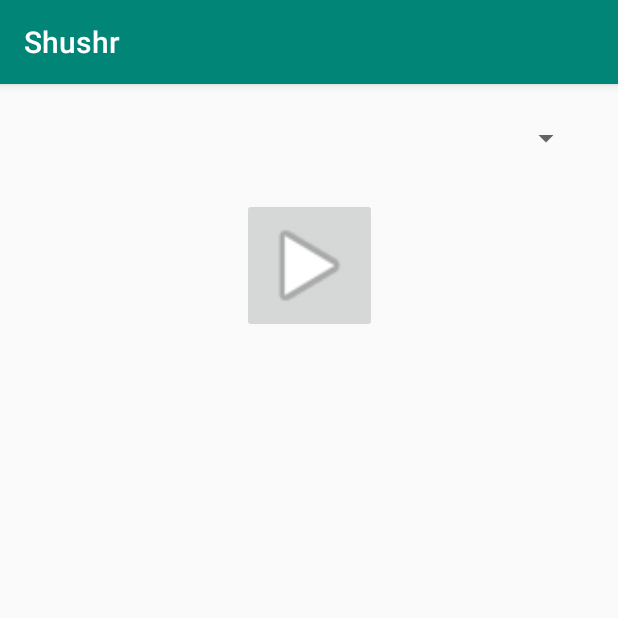
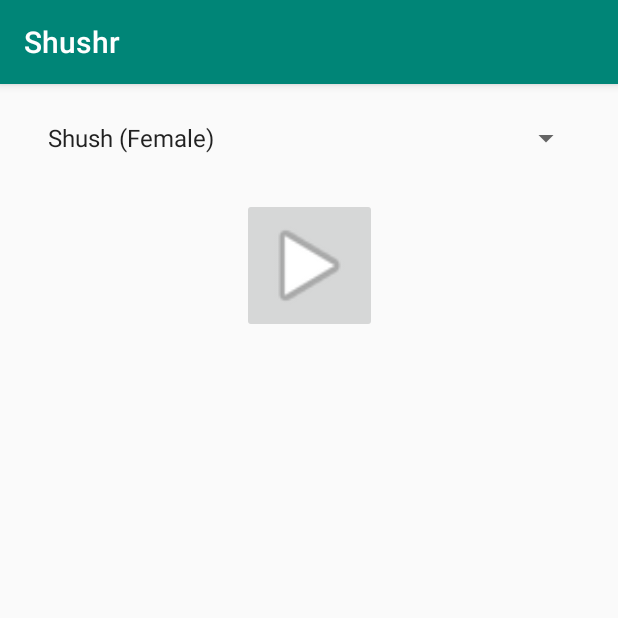
Before and after one commit to ekimsey/shushr, an Android app: the screen it shows after launch (MainActivity), on a phone screen of 412 x 824 dp, the top half of it. Run offline under Robolectric (Android 15) with nearby library versions, the phone set to English and light mode, and no system bars.

Commit message:
Play/Pause function. Added looping audio. Added track list.

```diff
--- a/app/src/main/java/net/gingertheology/shushr/MainActivity.java
+++ b/app/src/main/java/net/gingertheology/shushr/MainActivity.java
@@ -3,29 +3,38 @@ package net.gingertheology.shushr;
 import android.media.MediaPlayer;
 import android.support.v7.app.AppCompatActivity;
 import android.os.Bundle;
+import android.view.View;
 import android.widget.ImageButton;
 import android.widget.Spinner;
 
 import net.gingertheology.shushr.Track;
 
 public class MainActivity extends AppCompatActivity {
-    Track[] trackList;
+    MediaPlayer mediaPlayer;
+    boolean isPlaying = false;
+
 
     @Override
     protected void onCreate(Bundle savedInstanceState) {
         super.onCreate(savedInstanceState);
         setContentView(R.layout.activity_main);
 
-        // Create UI inputs
-        final ImageButton playButton = (ImageButton) findViewById(R.id.playButton);
-        final Spinner trackSelect = (Spinner) findViewById(R.id.trackSelect);
-
         // Create MediaPlayer
-        MediaPlayer femaleShush = MediaPlayer.create(MainActivity.this, R.raw.shush_female);
-        femaleShush.start();
+        this.mediaPlayer = MediaPlayer.create(MainActivity.this, R.raw.shush_female);
+        this.mediaPlayer.setLooping(true);
     }
 
-    private void playAudio() {
+    public void playAudio(View view) {
+        final ImageButton playButton = (ImageButton) findViewById(R.id.playButton);
+
+        if(this.mediaPlayer.isPlaying()) {
+            playButton.setImageResource(android.R.drawable.ic_media_play);
+            mediaPlayer.stop();
+        } else {
+            playButton.setImageResource(android.R.drawable.ic_media_pause);
+            mediaPlayer.start();
+        }
+
         return;
     }
 
--- a/app/src/main/res/layout/activity_main.xml
+++ b/app/src/main/res/layout/activity_main.xml
@@ -16,6 +16,7 @@
         android:layout_marginTop="24dp"
         android:layout_marginEnd="24dp"
         android:layout_marginRight="24dp"
+        android:entries="@array/track_list"
         android:spinnerMode="dropdown"
         app:layout_constraintEnd_toEndOf="parent"
         app:layout_constraintStart_toStartOf="parent"
@@ -27,6 +28,7 @@
         android:layout_height="90dp"
         android:layout_marginTop="28dp"
         android:contentDescription="Play button"
+        android:onClick="playAudio"
         android:scaleType="fitXY"
         app:layout_constraintEnd_toEndOf="parent"
         app:layout_constraintStart_toStartOf="parent"
--- a/app/src/main/res/values/strings.xml
+++ b/app/src/main/res/values/strings.xml
@@ -1,3 +1,6 @@
 <resources>
     <string name="app_name">Shushr</string>
+    <string-array name="track_list">
+        <item>Shush (Female)</item>
+    </string-array>
 </resources>
```
Also changed, not shown: app/src/main/java/net/gingertheology/shushr/Track.java (+3 -5 lines).
